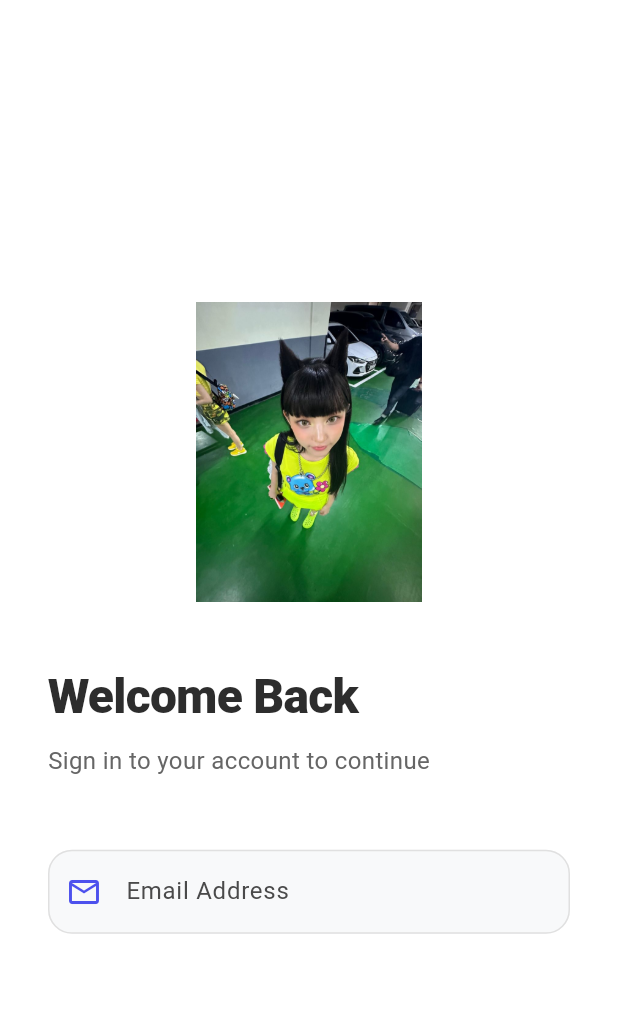
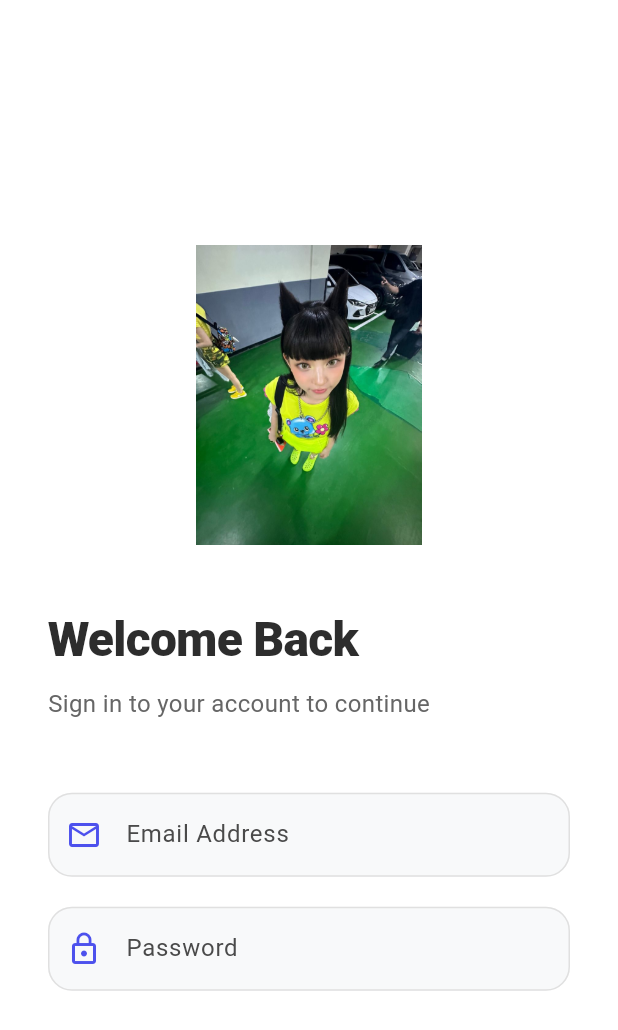
Before and after one commit to lulultfh/Navigation_0209, a Flutter app: the LoginPage widget shown alone on an empty page, opened directly, on a phone screen of 412 x 824 dp. Shown: the top 1030 px of the screen. Run offline on Flutter 3.47's test engine with Material 3 defaults, Android fonts, the light colour scheme and no system bars.

Commit message:
feat: menambahkan SizedBox dan TextFormField untuk menginput password pada halaman login

```diff
--- a/lib/auth/login.dart
+++ b/lib/auth/login.dart
@@ -117,6 +117,41 @@
                         return null;
                       },
                     ),
+                    const SizedBox(height: 20),
+
+                    TextFormField(
+                      controller: passwordController,
+                      obscureText: true,
+                      decoration: InputDecoration(
+                        labelText: 'Password',
+                        labelStyle: TextStyle(color: MainLayout.labelColor),
+                        prefixIcon: const Icon(
+                          Icons.lock_outline,
+                          color: MainLayout.primaryColor,
+                        ),
+                        enabledBorder: OutlineInputBorder(
+                          borderRadius: BorderRadius.circular(16),
+                          borderSide: BorderSide(
+                            color: MainLayout.inputBorderColor,
+                          ),
+                        ),
+                        focusedBorder: OutlineInputBorder(
+                          borderRadius: BorderRadius.circular(16),
+                          borderSide: const BorderSide(
+                            color: MainLayout.primaryColor,
+                            width: 2,
+                          ),
+                        ),
+                        filled: true,
+                        fillColor: MainLayout.inputFillColor,
+                      ),
+                      validator: (value) {
+                        if (value == null || value.isEmpty) {
+                          return 'Please enter your password';
+                        }
+                        return null;
+                      },
+                    ),
                   ],
                 ),
               ),
```
